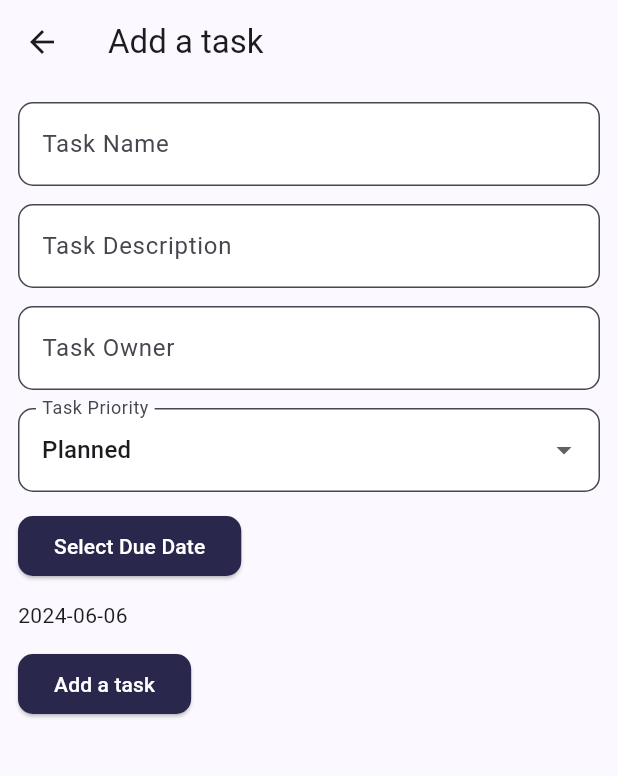
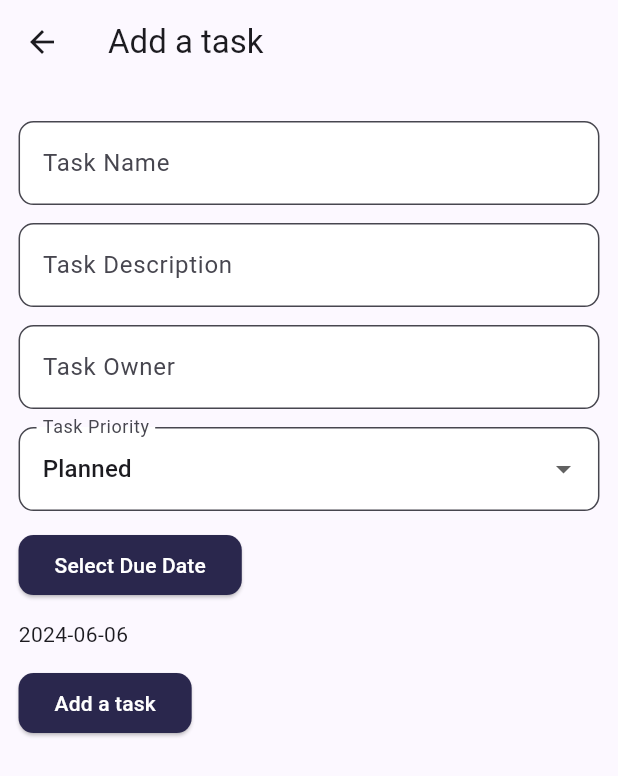
Before and after one commit to eryklorenc/task_manager, a Flutter app: the CreateTaskPage screen opened directly, on a phone screen of 412 x 824 dp. Shown: the top 776 px of the screen. Run offline on Flutter 3.47's test engine with Material 3 defaults, Android fonts, the phone set to English and light mode, and no system bars; our stand-ins replace cloud_firestore, dio, firebase_core, flutter_bloc, flutter_local_notifications, freezed_annotation and 6 more; missing offline and left inert: app_settings; accounts and stored records are empty; statements that could not run were skipped.

Commit message:
Add screen size widget

```diff
--- a/lib/features/create_task/ui/create_task_page.dart
+++ b/lib/features/create_task/ui/create_task_page.dart
@@ -3,11 +3,12 @@ import 'package:flutter_bloc/flutter_bloc.dart';
 import 'package:task_manager/app/core/config/enums.dart';
 import 'package:task_manager/app/core/theme/app_colors.dart';
 import 'package:task_manager/app/core/theme/app_text_theme_extension.dart';
+import 'package:task_manager/app/core/utils/screen_size.dart';
 import 'package:task_manager/features/create_task/cubit/create_task_cubit.dart';
 import 'package:task_manager/generated/l10n.dart';
 
 class CreateTaskPage extends StatefulWidget {
-  const CreateTaskPage({Key? key}) : super(key: key);
+  const CreateTaskPage({super.key});
 
   @override
   CreateTaskPageState createState() => CreateTaskPageState();
@@ -48,24 +49,24 @@ class CreateTaskPageState extends State<CreateTaskPage> {
               ),
             ),
             body: Padding(
-              padding: const EdgeInsets.all(12.0),
+              padding: const EdgeInsetsSS.all(3),
               child: Column(
                 crossAxisAlignment: CrossAxisAlignment.start,
                 children: [
                   _buildTextField(_taskNameController, S.of(context).task_name),
-                  const SizedBox(height: 12.0),
+                  const SizedBox(height: 12),
                   _buildTextField(_taskDescriptionController, S.of(context).task_description),
-                  const SizedBox(height: 12.0),
+                  const SizedBox(height: 12),
                   _buildTextField(_taskOwnerController, S.of(context).task_owner),
-                  const SizedBox(height: 12.0),
+                  const SizedBox(height: 12),
                   _buildPriorityDropdownButton(context, state),
-                  const SizedBox(height: 12.0),
+                  const SizedBox(height: 12),
                   ElevatedButton(
                     onPressed: () => context.read<CreateTaskCubit>().selectDate(context),
                     style: ElevatedButton.styleFrom(
                       backgroundColor: AppColors.main,
                       shape: RoundedRectangleBorder(
-                        borderRadius: BorderRadius.circular(10.0),
+                        borderRadius: BorderRadius.circular(10),
                       ),
                     ),
                     child: Text(
@@ -73,9 +74,9 @@ class CreateTaskPageState extends State<CreateTaskPage> {
                       style: Theme.of(context).xTextTheme.body4,
                     ),
                   ),
-                  const SizedBox(height: 12.0),
+                  const SizedBox(height: 12),
                   Text((state.selectedDate?.toLocal() ?? DateTime.now()).toString().split(' ')[0]),
-                  const SizedBox(height: 12.0),
+                  const SizedBox(height: 12),
                   ElevatedButton(
                     onPressed: () {
                       if (state.selectedDate != null && _taskNameController.text.isNotEmpty) {
@@ -100,7 +101,7 @@ class CreateTaskPageState extends State<CreateTaskPage> {
                     style: ElevatedButton.styleFrom(
                       backgroundColor: AppColors.main,
                       shape: RoundedRectangleBorder(
-                        borderRadius: BorderRadius.circular(10.0),
+                        borderRadius: BorderRadius.circular(10),
                       ),
                     ),
                     child: Text(
@@ -125,7 +126,7 @@ class CreateTaskPageState extends State<CreateTaskPage> {
         filled: true,
         fillColor: AppColors.white,
         border: OutlineInputBorder(
-          borderRadius: BorderRadius.circular(10.0),
+          borderRadius: BorderRadius.circular(10),
           borderSide: const BorderSide(color: AppColors.blue),
         ),
       ),
@@ -140,7 +141,7 @@ class CreateTaskPageState extends State<CreateTaskPage> {
         filled: true,
         fillColor: AppColors.white,
         border: OutlineInputBorder(
-          borderRadius: BorderRadius.circular(10.0),
+          borderRadius: BorderRadius.circular(10),
           borderSide: const BorderSide(color: AppColors.blue),
         ),
       ),
--- a/lib/features/done/ui/done_page.dart
+++ b/lib/features/done/ui/done_page.dart
@@ -7,7 +7,7 @@ import 'package:task_manager/features/done/cubit/done_cubit.dart';
 import 'package:task_manager/generated/l10n.dart';
 
 class DonePage extends StatelessWidget {
-  const DonePage({Key? key}) : super(key: key);
+  const DonePage({super.key});
 
   @override
   Widget build(BuildContext context) {
@@ -45,7 +45,7 @@ class DonePage extends StatelessWidget {
                   margin: const EdgeInsetsSS.symmetric(horizontal: 5, vertical: 0.3),
                   decoration: BoxDecoration(
                     color: AppColors.white,
-                    borderRadius: BorderRadius.circular(10.0),
+                    borderRadius: BorderRadius.circular(10),
                     border: Border.all(
                       color: AppColors.main,
                       width: 1,
--- a/lib/features/home/ui/home_page.dart
+++ b/lib/features/home/ui/home_page.dart
@@ -16,9 +16,7 @@ import 'package:task_manager/features/weather/ui/weather_page.dart';
 import 'package:task_manager/generated/l10n.dart';
 
 class HomePage extends StatelessWidget {
-  const HomePage({
-    super.key,
-  });
+  const HomePage({super.key});
 
   @override
   Widget build(BuildContext context) {
--- a/lib/features/home/widgets/settings_list.dart
+++ b/lib/features/home/widgets/settings_list.dart
@@ -1,6 +1,7 @@
 import 'package:flutter/material.dart';
 import 'package:task_manager/app/core/theme/app_colors.dart';
 import 'package:task_manager/app/core/theme/app_text_theme_extension.dart';
+import 'package:task_manager/app/core/utils/screen_size.dart';
 
 Widget settingsList({
   required BuildContext context,
@@ -9,7 +10,7 @@ Widget settingsList({
   required VoidCallback onTap,
 }) {
   return Padding(
-    padding: const EdgeInsets.symmetric(vertical: 10),
+    padding: const EdgeInsetsSS.symmetric(vertical: 1.25),
     child: Material(
       elevation: 1,
       borderRadius: BorderRadius.circular(8),
--- a/lib/features/in_progress/ui/in_progress_page.dart
+++ b/lib/features/in_progress/ui/in_progress_page.dart
@@ -7,7 +7,7 @@ import 'package:task_manager/features/in_progress/cubit/in_progress_cubit.dart';
 import 'package:task_manager/generated/l10n.dart';
 
 class InProgressPage extends StatelessWidget {
-  const InProgressPage({Key? key}) : super(key: key);
+  const InProgressPage({super.key});
 
   @override
   Widget build(BuildContext context) {
--- a/lib/features/planned/ui/planned_page.dart
+++ b/lib/features/planned/ui/planned_page.dart
@@ -8,7 +8,7 @@ import 'package:task_manager/features/planned/cubit/planned_cubit.dart';
 import 'package:task_manager/generated/l10n.dart';
 
 class PlannedPage extends StatelessWidget {
-  const PlannedPage({Key? key}) : super(key: key);
+  const PlannedPage({super.key});
 
   @override
   Widget build(BuildContext context) {
--- a/lib/features/weather/ui/weather_page.dart
+++ b/lib/features/weather/ui/weather_page.dart
@@ -2,13 +2,14 @@ import 'package:flutter/material.dart';
 import 'package:flutter_bloc/flutter_bloc.dart';
 import 'package:task_manager/app/core/theme/app_text_theme_extension.dart';
 import 'package:task_manager/app/core/utils/injection_container.dart';
+import 'package:task_manager/app/core/utils/screen_size.dart';
 import 'package:task_manager/domain/models/weather_model.dart';
 import 'package:task_manager/domain/repositories/weather/weather_repository.dart';
 import 'package:task_manager/features/planned/cubit/planned_cubit.dart';
 import 'package:task_manager/generated/l10n.dart';
 
 class WeatherPage extends StatefulWidget {
-  const WeatherPage({Key? key}) : super(key: key);
+  const WeatherPage({super.key});
 
   @override
   WeatherPageState createState() => WeatherPageState();
@@ -52,7 +53,7 @@ class WeatherPageState extends State<WeatherPage> {
             ),
           ),
           body: Padding(
-            padding: const EdgeInsets.all(20.0),
+            padding: const EdgeInsetsSS.all(5),
             child: Column(
               crossAxisAlignment: CrossAxisAlignment.stretch,
               children: [
```
Also changed, not shown: lib/features/edit_task/edit_task_page.dart (+12 -11 lines), lib/features/statistics/ui/statistics_page.dart (+4 -3 lines), pubspec.lock.
